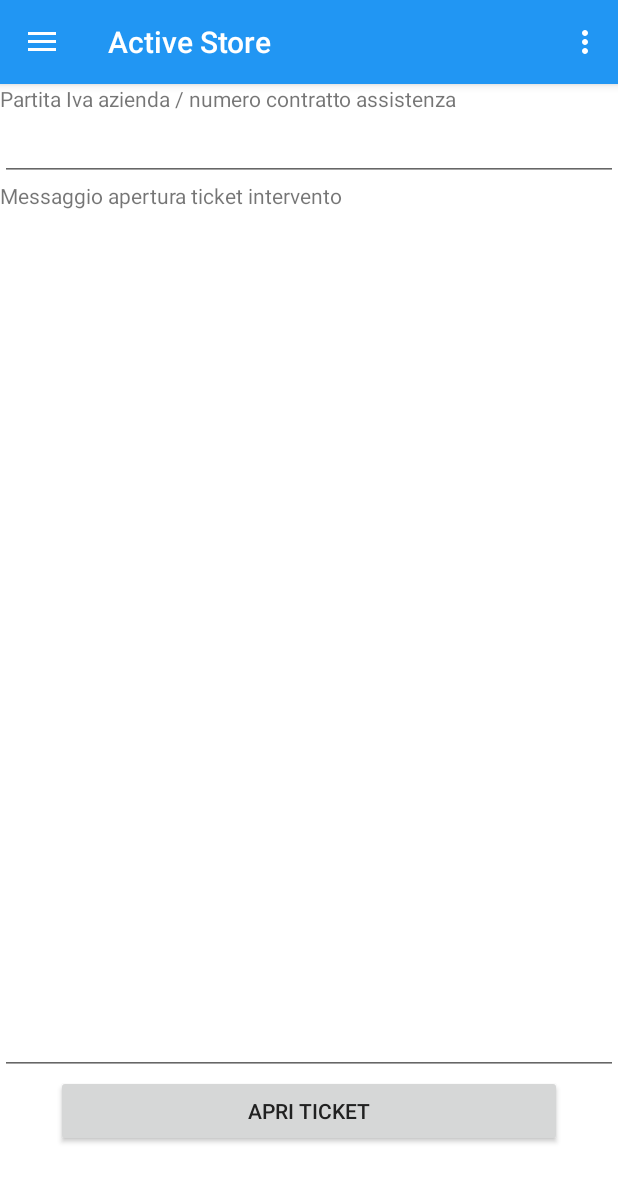
After one commit to RoSSiFuMi1988/AsApp, an Android app: the fragment TicketPageFragment placed in its activity, on a phone screen of 412 x 824 dp. The commit adds this screen. Shown: the top 1182 px of the screen. Run offline under Robolectric (Android 15) with nearby library versions, the phone set to English and light mode, and no system bars.

Commit message:
Added voice to menu for opening ticket for hardware software failure

```diff
--- a/app/src/main/java/store/active/asapp/ContactPageFragment.java
+++ b/app/src/main/java/store/active/asapp/ContactPageFragment.java
@@ -57,7 +57,7 @@ public class ContactPageFragment extends Fragment {
 
 
                     /**@param email_address picked from strings.xml at voice AddressOfMailToSend*/
-                    //make new Intent for sending email
+                    //make new Intent for sending email use for address a string declared in strings.xml
                     Intent emailIntent = new Intent(Intent.ACTION_SENDTO, Uri.fromParts("mailto", getString(R.string.AddressOfMailToSend), null));
                     //adding subject to email
                     emailIntent.putExtra(Intent.EXTRA_SUBJECT, object);
@@ -65,9 +65,6 @@ public class ContactPageFragment extends Fragment {
                     emailIntent.putExtra(Intent.EXTRA_TEXT, message);
                     //launch the activity created
                     startActivity(Intent.createChooser(emailIntent, "Send email..."));
-                    //create toast to advise sending email.
-                    //Toast toast = Toast.makeText(context, text, duration);
-                    //toast.show();
 
                     //clear the fields filled by the user
                     clearFields(etName,etMailResponse,etObject,etMessage);
--- a/app/src/main/java/store/active/asapp/NavigationDrawerFragment.java
+++ b/app/src/main/java/store/active/asapp/NavigationDrawerFragment.java
@@ -124,6 +124,7 @@ public class NavigationDrawerFragment extends Fragment implements NavigationDraw
         items.add(new NavigationItem("Home",getResources().getDrawable(R.drawable.ic_home_variant)));
         items.add(new NavigationItem("Contatti",getResources().getDrawable(R.drawable.ic_phone)));
         items.add(new NavigationItem("Contattaci",getResources().getDrawable(R.drawable.ic_comment_multiple_outline)));
+        items.add(new NavigationItem("Apertura Ticket Guasto",getResources().getDrawable(R.drawable.ic_comment_multiple_outline)));
         items.add(new NavigationItem("Dove Siamo",getResources().getDrawable(ic_position_activity)));
         items.add(new NavigationItem("About Author",getResources().getDrawable(R.drawable.ic_coding)));
         return items;
--- /dev/null
+++ b/app/src/main/java/store/active/asapp/TicketPageFragment.java
@@ -0,0 +1,70 @@
+package store.active.asapp;
+
+import android.annotation.TargetApi;
+import android.app.Fragment;
+import android.content.Context;
+import android.content.Intent;
+import android.net.Uri;
+import android.os.Build;
+import android.os.Bundle;
+import android.view.LayoutInflater;
+import android.view.View;
+import android.view.ViewGroup;
+import android.widget.Button;
+import android.widget.EditText;
+import android.widget.Toast;
+
+/**
+ * Created by antonio on 11/06/15.
+ */
+public class TicketPageFragment extends Fragment{
+    public TicketPageFragment(){}
+
+    @Override
+    public View onCreateView(LayoutInflater inflater, ViewGroup container, Bundle savedInstanceState) {
+
+        final View rootView = inflater.inflate(R.layout.open_ticket_fragment, container, false);
+
+        final EditText etId = (EditText) rootView.findViewById(R.id.editTextId);
+        final EditText etMessage = (EditText) rootView.findViewById(R.id.editTextMessage);
+        final Context context = rootView.getContext();
+        final CharSequence text = "Ticket registrato nel sistema riceverai contatti appena il guasto sarà risolto!";
+        final int duration = Toast.LENGTH_SHORT;
+
+        Button btnSend = (Button) rootView.findViewById(R.id.buttonSubmit);
+
+        btnSend.setOnClickListener(new View.OnClickListener() {
+            @Override
+            public void onClick(View v) {
+
+
+                //extract Text from the EditText
+                String id = etId.getText().toString();
+                String message = etMessage.getText().toString();
+
+
+                /**@param email_address picked from strings.xml at voice AddressMailForTicket*/
+                //make new Intent for sending Ticket use for address a string declared in strings.xml
+                Intent emailIntent = new Intent(Intent.ACTION_SENDTO, Uri.fromParts("mailto", getString(R.string.AddressMailForTicket), null));
+                //adding subject to email
+                emailIntent.putExtra(Intent.EXTRA_SUBJECT, "Ticket opening");
+                //adding body of message to email
+                emailIntent.putExtra(Intent.EXTRA_TEXT, message);
+                //launch the activity created
+                startActivity(Intent.createChooser(emailIntent, "Send email..."));
+
+                //clear the fields filled by the user
+                clearFields(etId,etMessage);
+
+            }
+        });
+        return rootView;
+    }
+
+    public void clearFields(EditText et1, EditText et2){
+        et1.setText("");
+        et2.setText("");
+
+    }
+
+}
--- a/app/src/main/res/layout/first_page_fragment.xml
+++ b/app/src/main/res/layout/first_page_fragment.xml
@@ -16,7 +16,7 @@
     </FrameLayout>
     <FrameLayout
             android:layout_width="fill_parent"
-            android:layout_height="316dp" android:layout_row="4" android:layout_column="0"
+            android:layout_height="278dp" android:layout_row="4" android:layout_column="0"
             android:background="@drawable/low_level">
     </FrameLayout>
 
--- /dev/null
+++ b/app/src/main/res/layout/open_ticket_fragment.xml
@@ -0,0 +1,27 @@
+<?xml version="1.0" encoding="utf-8"?>
+<LinearLayout xmlns:android="http://schemas.android.com/apk/res/android"
+    android:orientation="vertical"
+    android:layout_width="match_parent"
+    android:layout_height="match_parent" android:weightSum="1" style="@style/AppTheme" android:background="@color/white">
+
+    <TextView
+        android:layout_width="wrap_content"
+        android:layout_height="wrap_content"
+        android:text="Partita Iva azienda / numero contratto assistenza"
+        android:id="@+id/TextViewId" android:layout_gravity="center_horizontal|left"/>
+    <EditText
+        android:layout_width="match_parent"
+        android:layout_height="wrap_content"
+        android:id="@+id/editTextId"/>
+    <TextView android:layout_width="wrap_content" android:layout_height="wrap_content" android:text="Messaggio apertura ticket intervento"
+        android:id="@+id/textViewMessage" android:layout_gravity="left"/>
+    <EditText
+        android:layout_width="match_parent"
+        android:layout_height="wrap_content"
+        android:id="@+id/editTextMessage" android:layout_gravity="center_horizontal" android:layout_weight="0.90"/>
+    <Button
+        android:layout_width="337dp"
+        android:layout_height="wrap_content"
+        android:text="Apri ticket"
+        android:id="@+id/buttonSubmit" android:layout_gravity="center_horizontal"/>
+</LinearLayout>
--- a/app/src/main/res/values/strings.xml
+++ b/app/src/main/res/values/strings.xml
@@ -4,4 +4,5 @@
     <string name="drawer_close">Menu closed</string>
     <string name="action_settings">Settings</string>
     <string name="AddressOfMailToSend">iovine.antonio.1988@libero.it</string>
+    <string name="AddressMailForTicket">ticketingemail@gmail.com</string>
 </resources>
```
Also changed, not shown: app/src/main/java/store/active/asapp/LocationFragment.java (+5 -2 lines), app/src/main/java/store/active/asapp/MainActivity.java (+4 -13 lines).
